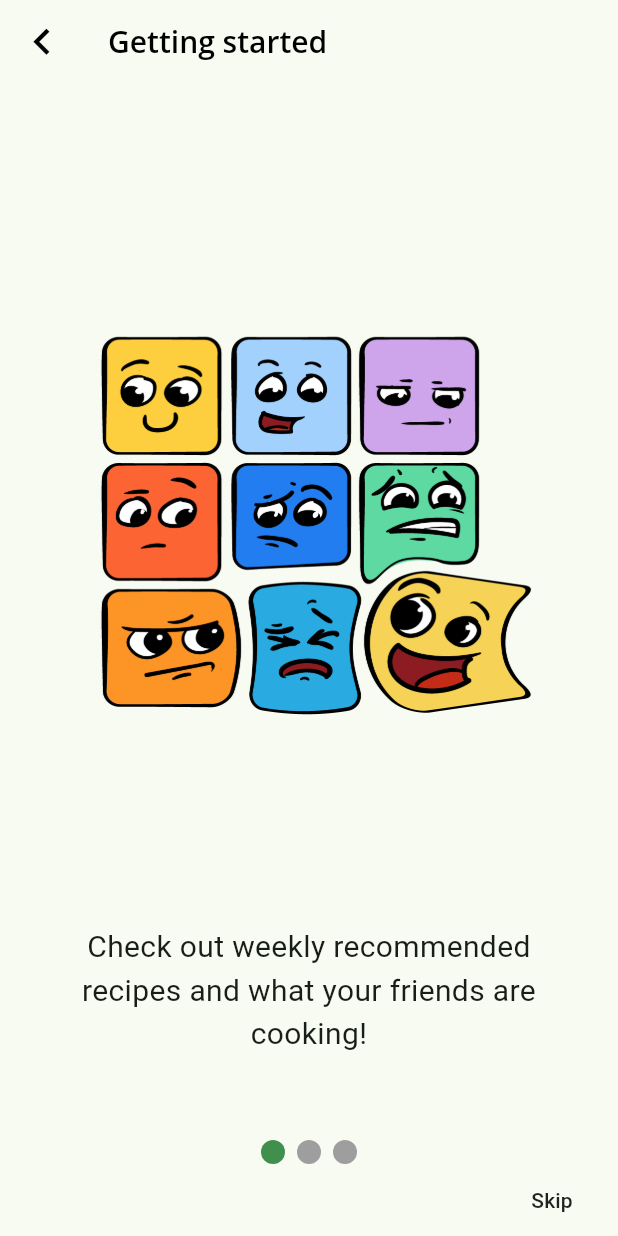
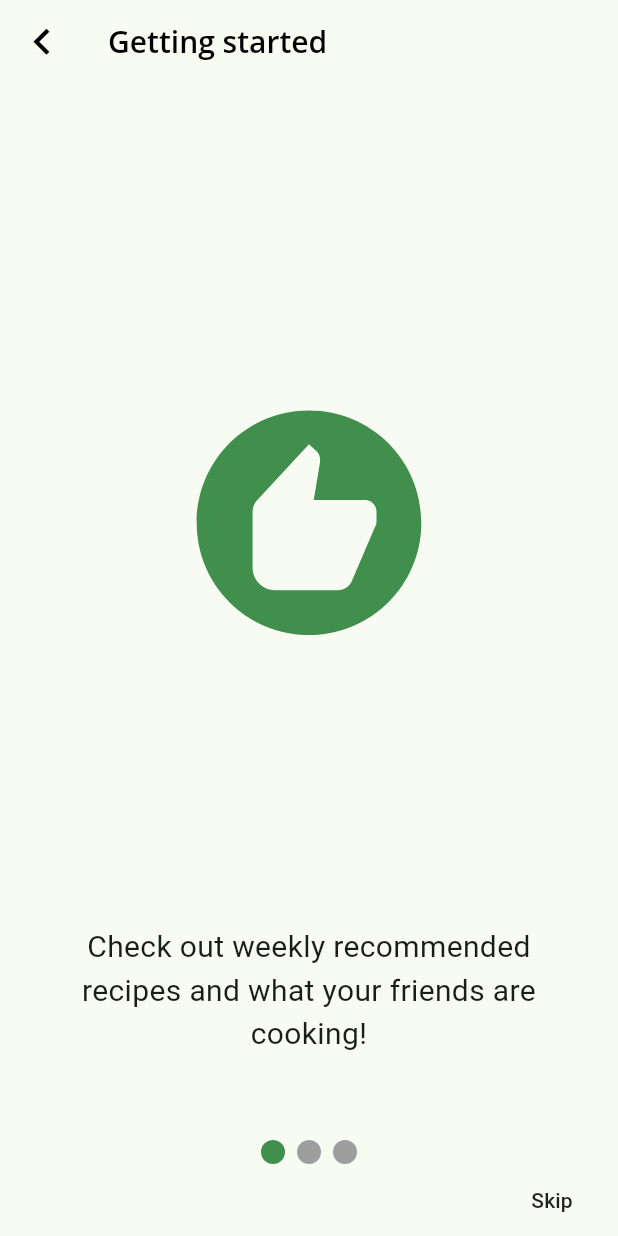
Before and after one commit to robsonsilv4/fooderlich, a Flutter app: the OnboardingScreen screen opened directly, on a phone screen of 412 x 824 dp. Run offline on Flutter 3.47's test engine with Material 3 defaults, Android fonts, the light colour scheme and no system bars; drawn by our look-alikes of smooth_page_indicator; our stand-ins replace flutter_colorpicker, google_fonts, shared_preferences, webview_flutter; accounts and stored records are empty.

Commit message:
refactor: replace book illustrations with material icons

```diff
--- a/lib/screens/empty_grocery_screen.dart
+++ b/lib/screens/empty_grocery_screen.dart
@@ -13,10 +13,14 @@ class EmptyGroceryScreen extends StatelessWidget {
         child: Column(
           mainAxisAlignment: MainAxisAlignment.center,
           children: [
-            Flexible(
+            const Flexible(
               child: AspectRatio(
                 aspectRatio: 1 / 1,
-                child: Image.asset('assets/fooderlich_assets/empty_list.png'),
+                child: Icon(
+                  Icons.inbox,
+                  size: 200,
+                  color: Colors.green,
+                ),
               ),
             ),
             const Text(
--- a/lib/screens/onboarding_screen.dart
+++ b/lib/screens/onboarding_screen.dart
@@ -54,22 +54,16 @@ class _OnboardingScreenState extends State<OnboardingScreen> {
       controller: _controller,
       children: [
         _onboardingPageView(
-          imageProvider: const AssetImage(
-            'assets/fooderlich_assets/recommend.png',
-          ),
+          icon: Icons.recommend,
           text:
               '''Check out weekly recommended recipes and what your friends are cooking!''',
         ),
         _onboardingPageView(
-          imageProvider: const AssetImage(
-            'assets/fooderlich_assets/sheet.png',
-          ),
+          icon: Icons.receipt_long,
           text: 'Cook with step by step instructions!',
         ),
         _onboardingPageView(
-          imageProvider: const AssetImage(
-            'assets/fooderlich_assets/list.png',
-          ),
+          icon: Icons.checklist,
           text: 'Keep track of what you need to buy',
         ),
       ],
@@ -77,7 +71,7 @@ class _OnboardingScreenState extends State<OnboardingScreen> {
   }
 
   Widget _onboardingPageView({
-    required ImageProvider imageProvider,
+    required IconData icon,
     required String text,
   }) {
     return Padding(
@@ -86,9 +80,12 @@ class _OnboardingScreenState extends State<OnboardingScreen> {
         mainAxisAlignment: MainAxisAlignment.center,
         children: [
           Expanded(
-            child: Image(
-              image: imageProvider,
-              fit: BoxFit.fitWidth,
+            child: Center(
+              child: Icon(
+                icon,
+                size: 180,
+                color: _rwColor,
+              ),
             ),
           ),
           const SizedBox(height: 16),
```
Also changed, not shown: assets/fooderlich_assets/empty_list.png (deleted), assets/fooderlich_assets/list.png (deleted), assets/fooderlich_assets/recommend.png (deleted), assets/fooderlich_assets/sheet.png (deleted), assets/magazine_pics/mag1.png (deleted), assets/magazine_pics/mag2.png (deleted), assets/magazine_pics/mag3.png (deleted), assets/magazine_pics/mag4.png (deleted), assets/magazine_pics/mag5.png (deleted).
